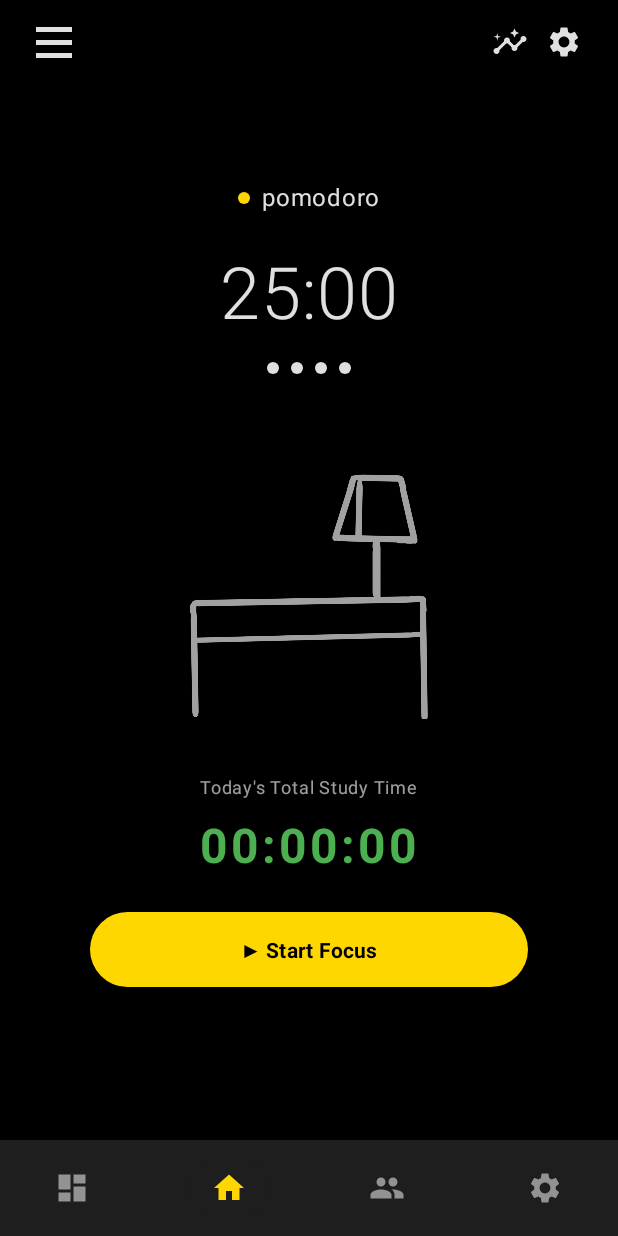
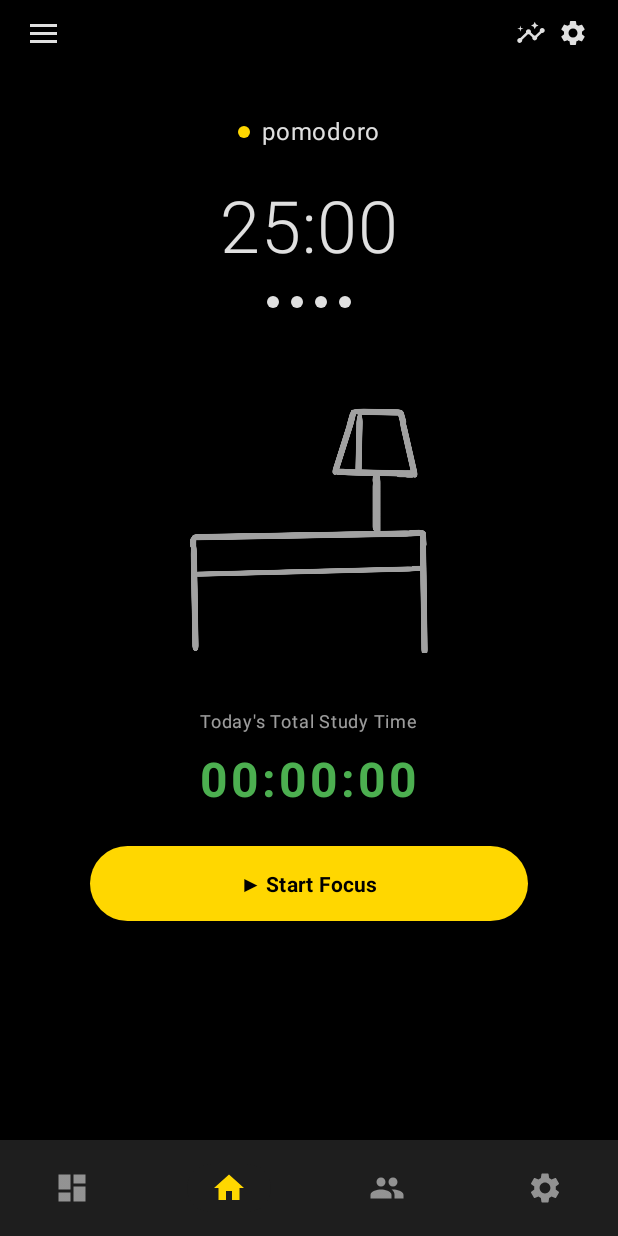
Before and after one commit to mkshaonexe/PVC-Perseverance, an Android app built with Jetpack Compose: the screen it shows after launch (MainActivity), on a phone screen of 412 x 824 dp. Run offline under Robolectric (Android 15) with nearby library versions, the phone set to English and light mode, and no system bars.

Commit message:
update the header

```diff
--- a/app/src/main/java/com/perseverance/pvc/ui/components/TopHeader.kt
+++ b/app/src/main/java/com/perseverance/pvc/ui/components/TopHeader.kt
@@ -23,7 +23,7 @@ fun TopHeader(
     Row(
         modifier = Modifier
             .fillMaxWidth()
-            .padding(horizontal = 24.dp, vertical = 16.dp),
+            .padding(horizontal = 20.dp, vertical = 12.dp),
         horizontalArrangement = Arrangement.SpaceBetween,
         verticalAlignment = Alignment.CenterVertically
     ) {
@@ -34,31 +34,31 @@ fun TopHeader(
             // First line
             Box(
                 modifier = Modifier
-                    .width(24.dp)
-                    .height(3.dp)
+                    .width(18.dp)
+                    .height(2.dp)
                     .background(MaterialTheme.colorScheme.onBackground)
             )
-            Spacer(modifier = Modifier.height(5.dp))
+            Spacer(modifier = Modifier.height(3.dp))
             // Second line
             Box(
                 modifier = Modifier
-                    .width(24.dp)
-                    .height(3.dp)
+                    .width(18.dp)
+                    .height(2.dp)
                     .background(MaterialTheme.colorScheme.onBackground)
             )
-            Spacer(modifier = Modifier.height(5.dp))
+            Spacer(modifier = Modifier.height(3.dp))
             // Third line
             Box(
                 modifier = Modifier
-                    .width(24.dp)
-                    .height(3.dp)
+                    .width(18.dp)
+                    .height(2.dp)
                     .background(MaterialTheme.colorScheme.onBackground)
             )
         }
 
         // Settings and Insights icons in top right
         Row(
-            horizontalArrangement = Arrangement.spacedBy(12.dp),
+            horizontalArrangement = Arrangement.spacedBy(8.dp),
             verticalAlignment = Alignment.CenterVertically
         ) {
             // Insights icon
@@ -67,7 +67,7 @@ fun TopHeader(
                 contentDescription = "Insights",
                 tint = MaterialTheme.colorScheme.onBackground,
                 modifier = Modifier
-                    .size(24.dp)
+                    .size(20.dp)
                     .clickable { onNavigateToInsights() }
             )
 
@@ -77,7 +77,7 @@ fun TopHeader(
                 contentDescription = "Settings",
                 tint = MaterialTheme.colorScheme.onBackground,
                 modifier = Modifier
-                    .size(24.dp)
+                    .size(20.dp)
                     .clickable { onNavigateToSettings() }
             )
         }
--- a/app/src/main/java/com/perseverance/pvc/ui/screens/PomodoroScreen.kt
+++ b/app/src/main/java/com/perseverance/pvc/ui/screens/PomodoroScreen.kt
@@ -88,15 +88,20 @@ fun PomodoroScreen(
                 .windowInsetsPadding(WindowInsets(0.dp, 0.dp, 0.dp, 0.dp)),
             horizontalAlignment = Alignment.CenterHorizontally
         ) {
-            // Top header - only show when timer is not playing
+            // Top header - inside the green marked area at the very top
             if (!uiState.isPlaying) {
-                TopHeader(
-                    onNavigateToSettings = onNavigateToSettings,
-                    onNavigateToInsights = onNavigateToInsights,
-                    onHamburgerClick = { /* Handle hamburger menu click */ }
-                )
+                Box(
+                    modifier = Modifier
+                        .fillMaxWidth()
+                        .windowInsetsPadding(WindowInsets.statusBars)
+                ) {
+                    TopHeader(
+                        onNavigateToSettings = onNavigateToSettings,
+                        onNavigateToInsights = onNavigateToInsights,
+                        onHamburgerClick = { /* Handle hamburger menu click */ }
+                    )
+                }
             }
-
             // Main content with padding
             Column(
                 modifier = Modifier
@@ -104,7 +109,7 @@ fun PomodoroScreen(
                     .padding(ResponsivePadding.screen()),
                 horizontalAlignment = Alignment.CenterHorizontally
             ) {
-                Spacer(modifier = Modifier.height(if (uiState.isPlaying) ResponsiveSpacing.extraLarge() * 3 else ResponsiveSpacing.extraLarge()))
+                Spacer(modifier = Modifier.height(if (uiState.isPlaying) ResponsiveSpacing.extraLarge() * 3 else ResponsiveSpacing.small()))
 
             // Status indicator (clickable)
             Row(
@@ -126,6 +131,7 @@ fun PomodoroScreen(
                     fontWeight = FontWeight.Normal
                 )
             }
+
 
             // Subject Selection Dialog
             if (uiState.showSubjectDialog) {
```
